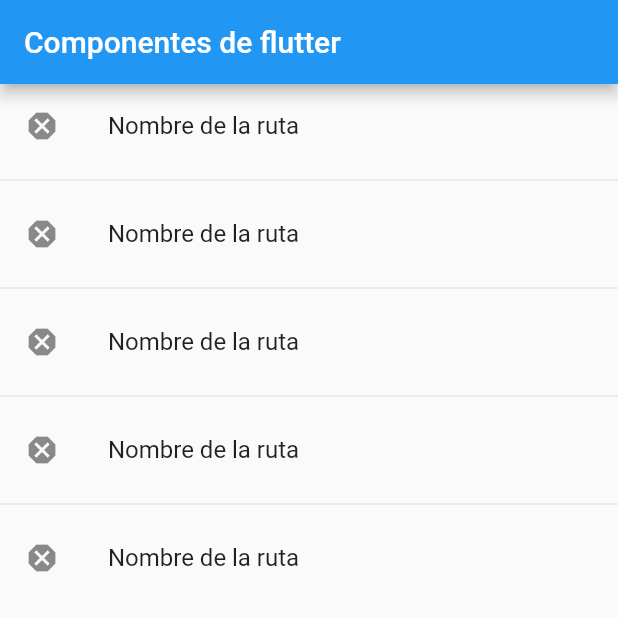
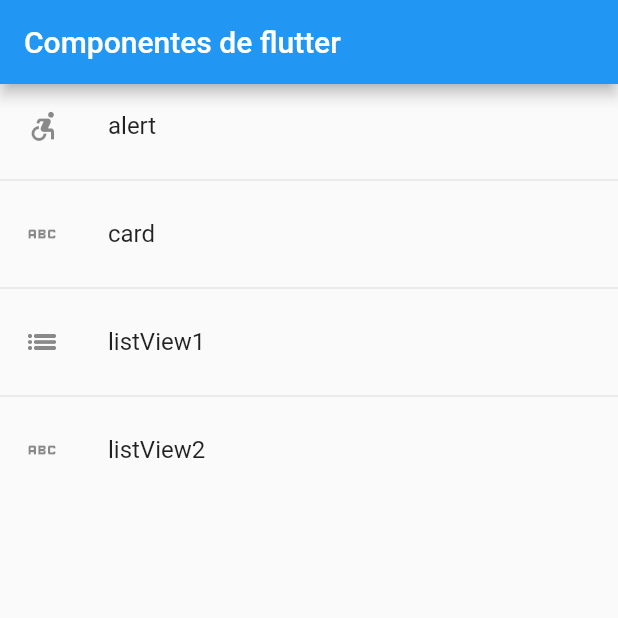
Before and after one commit to guiiyanxD/components_app, a Flutter app: the screen it shows after launch, on a phone screen of 412 x 824 dp, the top half of it. Run offline on Flutter 3.47's test engine with Material 2 defaults, Android fonts, the phone set to English and light mode, and no system bars.

Commit message:
MenuOption Widget to manage routes easier done.

```diff
--- a/lib/main.dart
+++ b/lib/main.dart
@@ -16,7 +16,7 @@ class MyApp extends StatelessWidget {
     debugShowCheckedModeBanner: false,
     // home: const AlertScreen(),
     initialRoute: AppRoutes.initialRoute,
-    routes: AppRoutes.routes,
+    routes: AppRoutes.getAppRoutes(), //Estas rutas se crean en tiempo de compilacion de la aplicación
       onGenerateRoute: (settings) => AppRoutes.onGenerateRoute(settings),
     );
   }
--- /dev/null
+++ b/lib/models/menu_option.dart
@@ -0,0 +1,17 @@
+
+import 'package:flutter/material.dart' show IconData, Widget;
+
+/// Widget creado para poder gestionar las rutas de la aplicacion.
+class MenuOption {
+  final String route;
+  final IconData icon;
+  final String name;
+  final Widget screen;
+
+   MenuOption({
+      required this.route,
+      required this.icon,
+      required this.name,
+      required this.screen
+   });
+}
--- /dev/null
+++ b/lib/models/models.dart
@@ -0,0 +1,4 @@
+
+
+
+export 'package:components_application/models/menu_option.dart';
--- a/lib/router/app_routes.dart
+++ b/lib/router/app_routes.dart
@@ -1,4 +1,5 @@
 
+import 'package:components_application/models/menu_option.dart';
 import 'package:flutter/material.dart';
 
 import '../screens/screens.dart';
@@ -9,6 +10,26 @@ class AppRoutes {
   /// Ruta que va definir la patanlla "raiz" de nuestra aplicacion
   static const initialRoute = 'home';
 
+  ///Lista de rutas definida por el usuario con el Widget MenuOption creado
+  static final menuOptions = <MenuOption>[
+    // MenuOption(route: 'home', icon: Icons.home_filled, name: 'home', screen: const HomeScreen()),
+    MenuOption(route: 'alert', icon: Icons.accessible_forward_outlined, name: 'alert', screen: const AlertScreen()),
+    MenuOption(route: 'card', icon: Icons.abc, name: 'card', screen: const CardScreen()),
+    MenuOption(route: 'listView1', icon: Icons.list_outlined, name: 'listView1', screen: const ListViewScreen()),
+    MenuOption(route: 'listView2', icon: Icons.abc, name: 'listView2', screen: const ListView2Screen()),
+
+  ];
+
+
+  static Map<String, Widget Function(BuildContext)> getAppRoutes() {
+    Map<String, Widget Function(BuildContext)> appRoutes = {};
+    for (final option in menuOptions){
+      appRoutes.addAll({ option.name: (BuildContext context) => option.screen});
+    }
+    return appRoutes;
+  }
+
+  /*
   static Map<String, Widget Function(BuildContext)> routes = {
     'alert'    : (BuildContext context) => const AlertScreen(),
     'card'     : (BuildContext context) => const CardScreen(),
@@ -16,10 +37,11 @@ class AppRoutes {
     'listview1': (BuildContext context) => const ListViewScreen(),
     'listview2': (BuildContext context) => const ListView2Screen(),
   };
+  */
 
   static Route<dynamic> onGenerateRoute(RouteSettings settings){
     return MaterialPageRoute(
-        builder: (context) => const AlertScreen()
+        builder: (context) => const HomeScreen()
     );
   }
 }
--- a/lib/screens/home_screen.dart
+++ b/lib/screens/home_screen.dart
@@ -1,19 +1,23 @@
+import 'package:components_application/router/app_routes.dart';
 import 'package:components_application/screens/screens.dart';
 import 'package:flutter/material.dart';
 
 class HomeScreen extends StatelessWidget {
+
   const HomeScreen({Key? key}) : super(key: key);
 
   @override
   Widget build(BuildContext context) {
+    final menuOptions = AppRoutes.menuOptions;
+
     return Scaffold(
         appBar: AppBar(
           title: const Text("Componentes de flutter"),
         ),
         body: ListView.separated(
             itemBuilder: (context, index) => ListTile(
-              title: const Text("Nombre de la ruta"),
-              leading: const Icon(Icons.dangerous),
+              title: Text( menuOptions[index].name),
+              leading: Icon( menuOptions[index].icon ),
               /* This is one way to push to another route
               onTap: (){
                 final route = MaterialPageRoute(
@@ -23,12 +27,12 @@ class HomeScreen extends StatelessWidget {
               },
               And the following is a second way to push to another route*/
               onTap: (){
-                Navigator.pushNamed(context, 'card');
+                Navigator.pushNamed(context, menuOptions[index].route);
               },
 
             ),
             separatorBuilder: (_, __) => Divider(),
-            itemCount: 5)
+            itemCount: menuOptions.length)
     );
   }
 }
```
